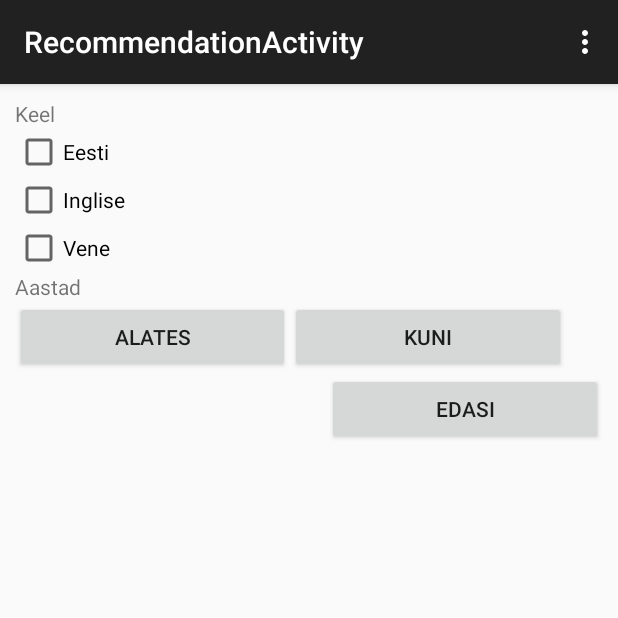
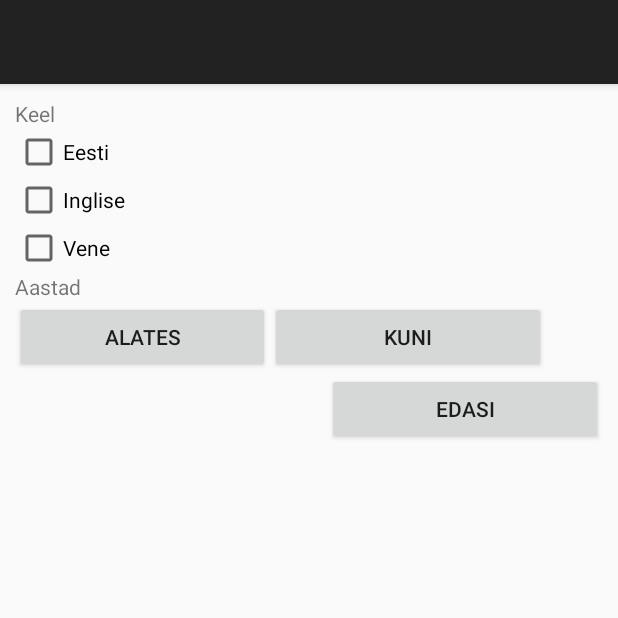
Before and after one commit to mihkelvilismae/tartu-library-app, an Android app: the RecommendationActivity screen opened directly, with no data from a screen before it, after a tap on "EDASI", on a phone screen of 412 x 824 dp, the top half of it. Run offline under Robolectric (Android 15) with nearby library versions, the phone set to English and light mode, and no system bars.

Commit message:
improved look

```diff
--- a/AndroidApp/app/src/main/java/com/example/mihkel/libraryapp/Activities/ModeSelectionScreen.java
+++ b/AndroidApp/app/src/main/java/com/example/mihkel/libraryapp/Activities/ModeSelectionScreen.java
@@ -88,9 +88,9 @@ public class ModeSelectionScreen extends AppCompatActivity implements ParseStrin
         int id = item.getItemId();
 
         //noinspection SimplifiableIfStatement
-        if (id == R.id.action_settings) {
-            return true;
-        }
+//        if (id == R.id.action_settings) {
+//            return true;
+//        }
 
         return super.onOptionsItemSelected(item);
     }
--- a/AndroidApp/app/src/main/java/com/example/mihkel/libraryapp/Activities/RecommendationActivity.java
+++ b/AndroidApp/app/src/main/java/com/example/mihkel/libraryapp/Activities/RecommendationActivity.java
@@ -730,9 +730,9 @@ public class RecommendationActivity extends AppCompatActivity implements View.On
         int id = item.getItemId();
 
         //noinspection SimplifiableIfStatement
-        if (id == R.id.action_settings) {
-            return true;
-        }
+//        if (id == R.id.action_settings) {
+//            return true;
+//        }
 
         return super.onOptionsItemSelected(item);
     }
--- a/AndroidApp/app/src/main/res/layout/field_year.xml
+++ b/AndroidApp/app/src/main/res/layout/field_year.xml
@@ -19,7 +19,7 @@
 
         <Button
             android:id="@+id/startYearButton"
-            android:layout_width="183dp"
+            android:layout_width="170dp"
             android:layout_height="wrap_content"
             android:text="Alates" />
 
--- a/AndroidApp/app/src/main/res/menu/menu_main.xml
+++ b/AndroidApp/app/src/main/res/menu/menu_main.xml
@@ -1,6 +1,6 @@
 <menu xmlns:android="http://schemas.android.com/apk/res/android"
     xmlns:app="http://schemas.android.com/apk/res-auto"
     xmlns:tools="http://schemas.android.com/tools" tools:context=".Activities.ModeSelectionScreen">
-    <item android:id="@+id/action_settings" android:title="@string/action_settings"
-        android:orderInCategory="100" app:showAsAction="never" />
+    <!--<item android:id="@+id/action_settings" android:title="@string/action_settings"-->
+        <!--android:orderInCategory="100" app:showAsAction="never" />-->
 </menu>
--- a/AndroidApp/app/src/main/res/values/strings.xml
+++ b/AndroidApp/app/src/main/res/values/strings.xml
@@ -1,5 +1,5 @@
 <resources>
-    <string name="app_name">LibraryApp</string>
+    <string name="app_name"></string>
 
     <string name="hello_world">Hello world!</string>
     <string name="action_settings">Settings</string>
```
Also changed, not shown: AndroidApp/app/src/main/AndroidManifest.xml (+7 -7 lines).
